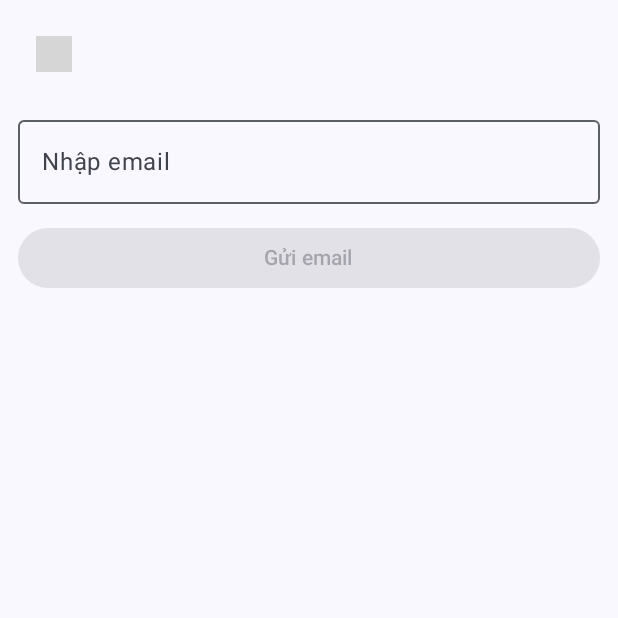
After one commit to baquang000/FoodDelivery, an Android app built with Jetpack Compose: the ResetPasswordScreen screen opened through its navigation route, on a phone screen of 412 x 824 dp, the top half of it. The commit adds this screen. Run offline under Robolectric (Android 15) with nearby library versions, the phone set to English and light mode, and no system bars; our stand-ins replace Firebase (no records; nobody signed in at launch, a user with empty details on screens opened directly); 2 statements that could not run were skipped; grey boxes are pictures that could not be loaded.

Commit message:
reset password

```diff
--- a/app/build.gradle.kts
+++ b/app/build.gradle.kts
@@ -82,8 +82,8 @@ dependencies {
     //google login
     implementation (libs.androidx.credentials)
     implementation (libs.credentials.play.services.auth)
-    implementation (libs.googleid)
     implementation (libs.google.services)
+    implementation (libs.google.googleid)
 
     //Facebook
     implementation (libs.facebook.android.sdk)  // Latest Facebook SDK version
--- a/app/src/main/AndroidManifest.xml
+++ b/app/src/main/AndroidManifest.xml
@@ -3,6 +3,7 @@
     xmlns:tools="http://schemas.android.com/tools">
 
     <uses-permission android:name="android.permission.INTERNET" />
+
     <application
         android:name=".FoodDelivery"
         android:allowBackup="true"
--- /dev/null
+++ b/app/src/main/java/com/example/fooddelivery/data/viewmodel/authviewmodel/ResetPassViewModel.kt
@@ -0,0 +1,18 @@
+package com.example.fooddelivery.data.viewmodel.authviewmodel
+
+import android.util.Log
+import androidx.lifecycle.ViewModel
+import com.google.firebase.auth.FirebaseAuth
+
+class ResetPassViewModel : ViewModel() {
+    private val tag = ResetPassViewModel::class.simpleName
+    fun sendLinkResetPassword(email: String) {
+        FirebaseAuth.getInstance().sendPasswordResetEmail(email).addOnCompleteListener { task ->
+            if (task.isSuccessful) {
+                Log.d(tag, "sendLinkResetPassword: success")
+            } else {
+                Log.e(tag, task.exception.toString())
+            }
+        }
+    }
+}
--- a/app/src/main/java/com/example/fooddelivery/data/viewmodel/profileviewmodel/OrderFoodViewModel.kt
+++ b/app/src/main/java/com/example/fooddelivery/data/viewmodel/profileviewmodel/OrderFoodViewModel.kt
@@ -49,6 +49,7 @@ class OrderFoodViewModel : ViewModel() {
                         viewModelScope.launch {
                             _orderFoodStateFlow.value = orderList
                         }
+                        Log.d("Firebase","Get orderfood all success full")
                     }
 
                     override fun onCancelled(error: DatabaseError) {
--- a/app/src/main/java/com/example/fooddelivery/navigation/Routes.kt
+++ b/app/src/main/java/com/example/fooddelivery/navigation/Routes.kt
@@ -60,6 +60,7 @@ sealed class AuthRouteScreen(val route: String) {
     data object Login : AuthRouteScreen(route = "Login_screen")
     data object SignUp : AuthRouteScreen(route = "SignUp_screen")
     data object Terms : AuthRouteScreen(route = "Terms_screen")
+    data object ResetPass : AuthRouteScreen(route = "ResetPass_screen")
 }
 
 sealed class ProfileRouteScreen(val route: String) {
--- a/app/src/main/java/com/example/fooddelivery/navigation/nav_graph/AuthNavGraph.kt
+++ b/app/src/main/java/com/example/fooddelivery/navigation/nav_graph/AuthNavGraph.kt
@@ -8,6 +8,7 @@ import com.example.fooddelivery.navigation.AuthRouteScreen
 import com.example.fooddelivery.navigation.Graph
 import com.example.fooddelivery.view.auth.IntroScreen
 import com.example.fooddelivery.view.auth.LoginScreen
+import com.example.fooddelivery.view.auth.ResetPasswordScreen
 import com.example.fooddelivery.view.auth.SignUpScreen
 import com.example.fooddelivery.view.auth.TermsScreen
 
@@ -30,5 +31,8 @@ fun NavGraphBuilder.authNavGraph(
         composable(route = AuthRouteScreen.Terms.route){
             TermsScreen(navController = rootNavController)
         }
+        composable(route = AuthRouteScreen.ResetPass.route){
+            ResetPasswordScreen(navController = rootNavController)
+        }
     }
 }
--- /dev/null
+++ b/app/src/main/java/com/example/fooddelivery/view/auth/ResetPasswordScreen.kt
@@ -0,0 +1,142 @@
+package com.example.fooddelivery.view.auth
+
+import androidx.compose.foundation.layout.Arrangement
+import androidx.compose.foundation.layout.Column
+import androidx.compose.foundation.layout.Row
+import androidx.compose.foundation.layout.fillMaxSize
+import androidx.compose.foundation.layout.fillMaxWidth
+import androidx.compose.foundation.layout.padding
+import androidx.compose.foundation.layout.size
+import androidx.compose.material3.AlertDialog
+import androidx.compose.material3.Button
+import androidx.compose.material3.Icon
+import androidx.compose.material3.IconButton
+import androidx.compose.material3.MaterialTheme
+import androidx.compose.material3.OutlinedTextField
+import androidx.compose.material3.Text
+import androidx.compose.runtime.Composable
+import androidx.compose.runtime.getValue
+import androidx.compose.runtime.mutableStateOf
+import androidx.compose.runtime.remember
+import androidx.compose.runtime.setValue
+import androidx.compose.ui.Alignment
+import androidx.compose.ui.Modifier
+import androidx.compose.ui.graphics.Color
+import androidx.compose.ui.platform.LocalContext
+import androidx.compose.ui.res.painterResource
+import androidx.compose.ui.res.stringResource
+import androidx.compose.ui.tooling.preview.Preview
+import androidx.compose.ui.unit.dp
+import androidx.navigation.NavController
+import com.example.fooddelivery.R
+import com.example.fooddelivery.components.NormalTextComponents
+import com.example.fooddelivery.data.viewmodel.authviewmodel.ResetPassViewModel
+
+@Composable
+fun ResetPasswordScreen(
+    navController: NavController,
+    resetPassViewModel: ResetPassViewModel = ResetPassViewModel()
+) {
+    var email by remember {
+        mutableStateOf("")
+    }
+    var error by remember {
+        mutableStateOf(false)
+    }
+
+    var isOpenDialog by remember {
+        mutableStateOf(false)
+    }
+    Column(
+        modifier = Modifier
+            .fillMaxSize()
+            .padding(12.dp),
+    ) {
+        HeadingResetPass(navController = navController)
+        if (error) {
+            Text(
+                text = "Email không hợp lệ",
+                style = MaterialTheme.typography.titleSmall.copy(
+                    color = MaterialTheme.colorScheme.error
+                )
+            )
+        }
+        OutlinedTextField(
+            value = email, onValueChange = {
+                email = it
+            },
+            label = {
+                Text(text = "Nhập email")
+            },
+            modifier = Modifier
+                .fillMaxWidth()
+                .padding(vertical = 12.dp)
+        )
+        Button(
+            onClick = {
+                if (!android.util.Patterns.EMAIL_ADDRESS.matcher(email).matches()) {
+                    error = true
+                }else{
+                    resetPassViewModel.sendLinkResetPassword(email = email)
+                    isOpenDialog = true
+                    email = ""
+                }
+            },
+            modifier = Modifier.fillMaxWidth(),
+            enabled = email.isNotEmpty()
+        ) {
+            Text(text = "Gửi email")
+        }
+        if (isOpenDialog) {
+            AlertDialog(
+                onDismissRequest = { isOpenDialog = false },
+                title = {
+                    NormalTextComponents(
+                        value = stringResource(R.string.success),
+                        nomalColor = Color.Black
+                    )
+                },
+                text = {
+                    Text(text = "Gửi link thành công")
+                },
+                confirmButton = {
+                    Button(onClick = {
+                        isOpenDialog = false
+                    }) {
+                        Text(text = stringResource(R.string.confirm))
+                    }
+                },
+            )
+        }
+    }
+}
+
+
+@Composable
+fun HeadingResetPass(navController: NavController) {
+    Row(
+        modifier = Modifier.fillMaxWidth(),
+        verticalAlignment = Alignment.CenterVertically,
+        horizontalArrangement = Arrangement.Start
+    ) {
+        IconButton(onClick = {
+            navController.navigateUp()
+        }) {
+            Icon(
+                painter = painterResource(id = R.drawable.arrow),
+                contentDescription = stringResource(
+                    id = R.string.arrow
+                ),
+                modifier = Modifier.size(width = 24.dp, height = 24.dp)
+            )
+        }
+    }
+}
+
+@Preview(
+    showSystemUi = true
+)
+@Composable
+fun ResetPasswordScreenPreview() {
+    ResetPasswordScreen(navController = NavController(LocalContext.current))
+}
--- a/app/src/main/java/com/example/fooddelivery/view/home/profile/OrderFoodScreen.kt
+++ b/app/src/main/java/com/example/fooddelivery/view/home/profile/OrderFoodScreen.kt
@@ -28,7 +28,6 @@ import androidx.compose.material3.Tab
 import androidx.compose.material3.TabRow
 import androidx.compose.material3.Text
 import androidx.compose.runtime.Composable
-import androidx.compose.runtime.collectAsState
 import androidx.compose.runtime.getValue
 import androidx.compose.runtime.mutableIntStateOf
 import androidx.compose.runtime.remember
--- a/app/src/main/res/values/strings.xml
+++ b/app/src/main/res/values/strings.xml
@@ -98,7 +98,7 @@
     <string name="add_note_order">Thêm ghi chú</string>
     <string name="write_comment">Viết đánh giá</string>
     <string name="WEB_ID">200932677486-aflt3m4d9heuc1an77a5ibte39q21193.apps.googleusercontent.com</string>
-    <string name="facebook_app_id">511124481594226</string>
+    <string name="facebook_app_id">1174957047166625</string>
     <string name="fb_login_protocol_scheme">fb1234</string>
-    <string name="facebook_client_token">29ff0417fb78daecf769b252f81f6109</string>
+    <string name="facebook_client_token">d2e085cbef3059916130e6725af22bcf</string>
 </resources>
--- a/gradle/libs.versions.toml
+++ b/gradle/libs.versions.toml
@@ -1,11 +1,11 @@
 [versions]
-agp = "8.5.1"
+agp = "8.5.2"
 
 coilCompose = "2.6.0"
 credentials = "1.2.2"
 credentialsPlayServicesAuth = "1.2.2"
 facebookAndroidSdk = "latest.release"
-googleid = "<latest version>"
+googleidVersion = "1.1.1"
 kotlin = "2.0.0"
 coreKtx = "1.13.1"
 junit = "4.13.2"
@@ -36,7 +36,7 @@ coil-compose = { module = "io.coil-kt:coil-compose", version.ref = "coilCompose"
 credentials-play-services-auth = { module = "androidx.credentials:credentials-play-services-auth", version.ref = "credentialsPlayServicesAuth" }
 facebook-android-sdk = { module = "com.facebook.android:facebook-android-sdk", version.ref = "facebookAndroidSdk" }
 facebook-login = { module = "com.facebook.android:facebook-login", version.ref = "facebookAndroidSdk" }
-googleid = { module = "com.google.android.libraries.identity.googleid:googleid", version.ref = "googleid" }
+google-googleid = { module = "com.google.android.libraries.identity.googleid:googleid", version.ref = "googleidVersion" }
 junit = { group = "junit", name = "junit", version.ref = "junit" }
 androidx-junit = { group = "androidx.test.ext", name = "junit", version.ref = "junitVersion" }
 androidx-espresso-core = { group = "androidx.test.espresso", name = "espresso-core", version.ref = "espressoCore" }
```
Also changed, not shown: app/src/main/java/com/example/fooddelivery/view/auth/LoginScreen.kt (+5 -5 lines), 1 other file.
